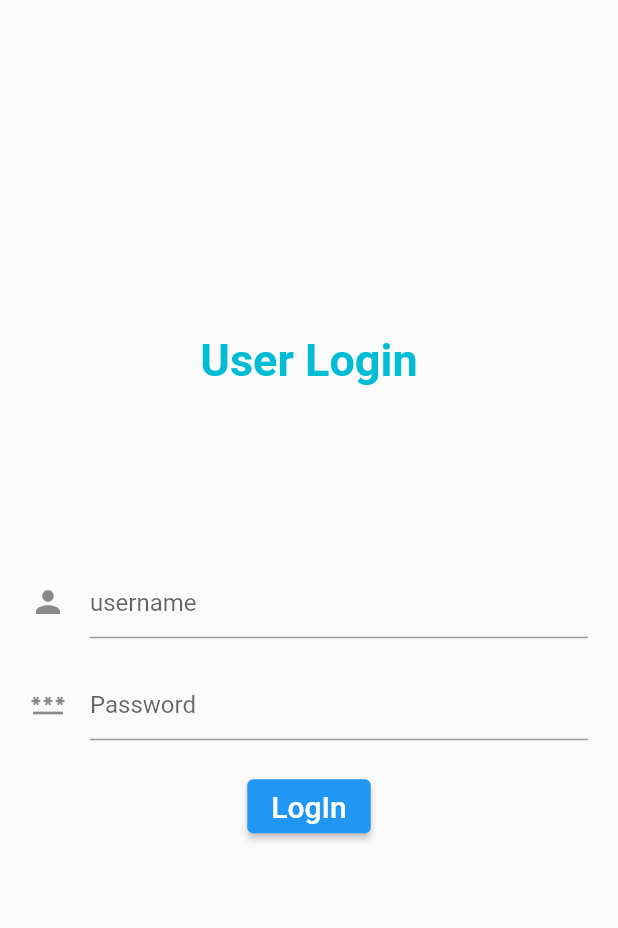
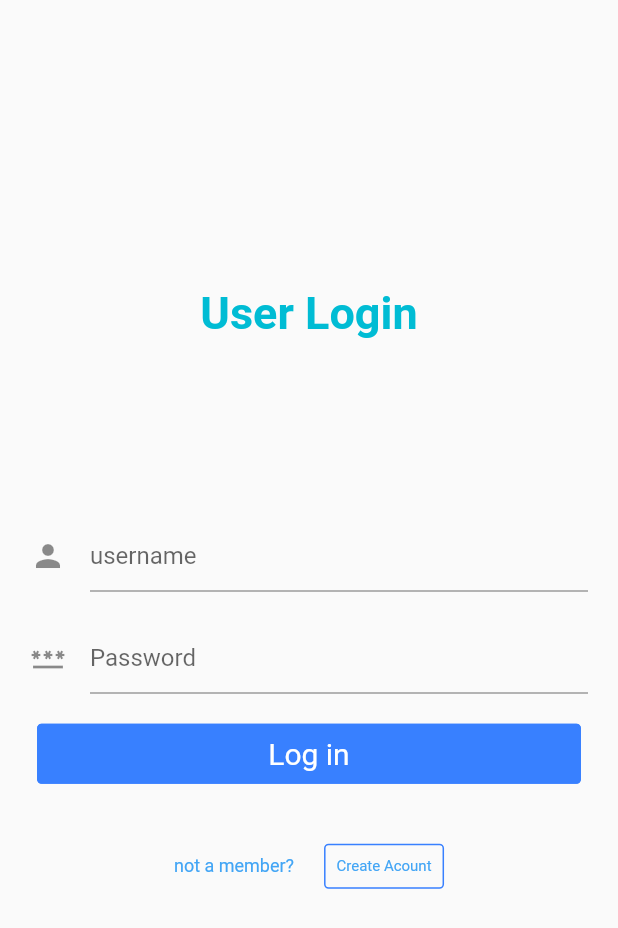
Before and after one commit to Ahmed-ata112/Museum_APP, a Flutter app: the screen it shows after launch, on a phone screen of 412 x 824 dp. Shown: the top 928 px of the screen. Run offline on Flutter 3.47's test engine with Material 2 defaults, Android fonts, the phone set to English and light mode, and no system bars; drawn by our look-alikes of getwidget; our stand-ins replace flutter_spinkit.

Commit message:
editied the login page

```diff
--- a/Main_Program/lib/general_pages/login_page.dart
+++ b/Main_Program/lib/general_pages/login_page.dart
@@ -50,14 +50,51 @@ class _login_pageState extends State<login_page> {
                     const SizedBox(
                       height: 20.0,
                     ),
-                    ElevatedButton(
-                        child: const Text(
-                          "LogIn",
-                          style: TextStyle(color: Colors.white, fontSize: 20.0),
+                    GFButton(
+                      child: const Text(
+                        "Log in",
+                        style: TextStyle(color: Colors.white, fontSize: 20.0),
+                      ),
+                      onPressed: () {
+                        Navigator.pushNamed(context, '/loading_after_login');
+                      },
+                      // style: ElevatedButton.styleFrom(
+                      //   primary: Colors.blue,
+                      //   shape: RoundedRectangleBorder(
+                      //       borderRadius: BorderRadius.circular(30)),
+                      //   minimumSize: Size.fromHeight(45),
+                      // ),
+                      blockButton: true,
+                    ),
+                    const SizedBox(
+                      height: 40.0,
+                    ),
+                    Row(
+                      mainAxisAlignment: MainAxisAlignment.center,
+                      crossAxisAlignment: CrossAxisAlignment.center,
+                      children: [
+                        Text(
+                          'not a member?',
+                          style: TextStyle(
+                              color: Colors.blue[400], fontSize: 12.0),
                         ),
-                        onPressed: () {
-                          Navigator.pushNamed(context, '/loading_after_login');
-                        }),
+                        const SizedBox(
+                          width: 20.0,
+                        ),
+                        GFButton(
+                            child: Text(
+                              "Create Acount",
+                              style: TextStyle(
+                                  color: Colors.blue[400], fontSize: 10.0),
+                            ),
+                            size: GFSize.SMALL,
+                            type: GFButtonType.outline,
+                            onPressed: () {
+                              Navigator.pushNamed(
+                                  context, '/loading_after_login');
+                            }),
+                      ],
+                    ),
                     const SizedBox(
                       height: 20.0,
                     ),
```
